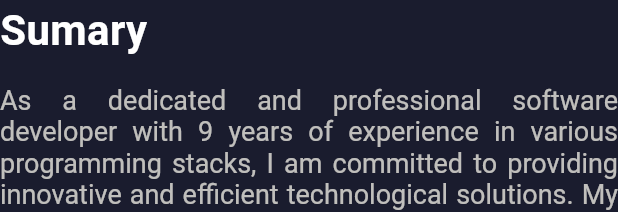
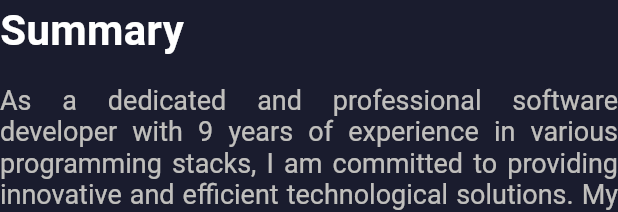
Before and after one commit to Nbioni/portfolio, a Flutter app: the Summary widget shown alone on an empty page, opened directly with empty values, on a phone screen of 412 x 824 dp. Shown: the top 212 px of the screen. Run offline on Flutter 3.47's test engine with Material 2 defaults, Android fonts, the light colour scheme and no system bars; drawn by our look-alikes of animated_text_kit; our stand-ins replace animated_background, carousel_slider, flutter_mobx, flutter_modular, google_fonts, line_icons and 5 more; missing offline and left inert: dart:js, model_viewer_plus; generated files the repository leaves out were written again; network calls fail; Roboto replaces fonts that are missing (Ubuntu).

Commit message:
fix summary title

```diff
--- a/lib/app/modules/home/presenter/widgets/summary/summary.dart
+++ b/lib/app/modules/home/presenter/widgets/summary/summary.dart
@@ -90,7 +90,7 @@ class Summary extends StatelessWidget {
     return Column(
       crossAxisAlignment: CrossAxisAlignment.start,
       children: [
-        _getTitle("Sumary"),
+        _getTitle("Summary"),
         isMobile ? AppSizedBox.xs : AppSizedBox.m,
         DefaultTextStyle(
           style: AppTypography.text,
```
